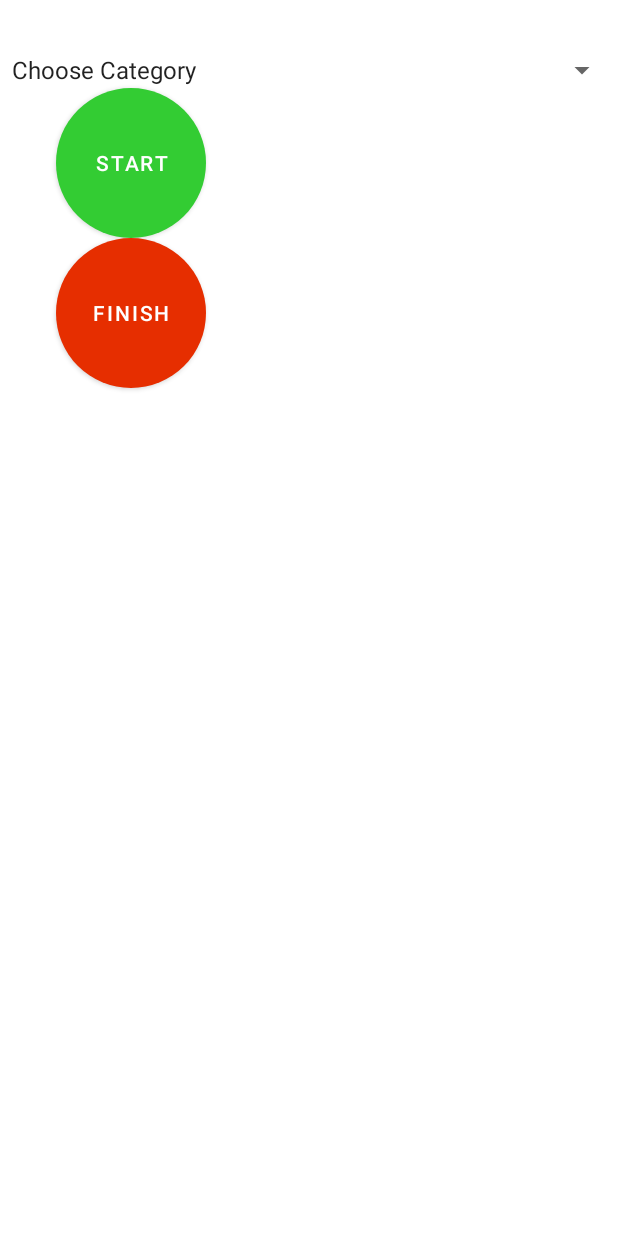
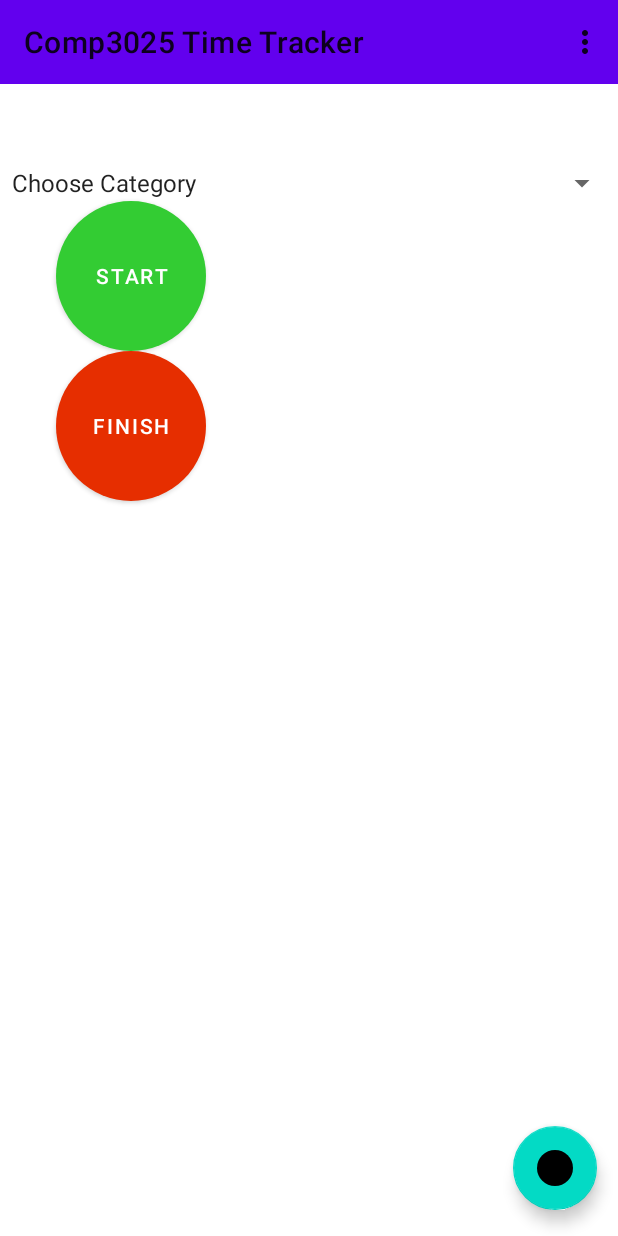
Before and after one commit to JacobGraham02/Comp3025TimeTrackerApp, an Android app: the LogTimeActivity screen opened directly, with no data from a screen before it, on a phone screen of 412 x 824 dp. Run offline under Robolectric (Android 15) with nearby library versions, the phone set to English and light mode, and no system bars; our stand-ins replace Firebase (no records; nobody signed in at launch, a user with empty details on screens opened directly).

```diff
--- a/app/src/main/java/com/jacobdgraham/comp3025timetrackerkotlin/LogTimeActivity.kt
+++ b/app/src/main/java/com/jacobdgraham/comp3025timetrackerkotlin/LogTimeActivity.kt
@@ -1,6 +1,9 @@
 package com.jacobdgraham.comp3025timetrackerkotlin
 
+import android.content.Intent
 import android.os.Bundle
+import android.view.Menu
+import android.view.MenuItem
 import android.widget.Toast
 import androidx.appcompat.app.AppCompatActivity
 import com.google.firebase.Timestamp
@@ -15,7 +18,13 @@ class LogTimeActivity : AppCompatActivity() {
         binding = ActivityLogTimeBinding.inflate(layoutInflater)
         setContentView(binding.root)
 
-        val projectId = intent.getStringExtra("projectId");
+        val projectId = intent.getStringExtra("projectId")
+
+        if (projectId == null) {
+            Toast.makeText(this, "Select a project to log time", Toast.LENGTH_LONG).show()
+            startActivity(Intent(this, CreateProjectActivity::class.java))
+        }
+
         var project = Project()
         val database = FirebaseFirestore.getInstance().collection("projects")
 
@@ -64,5 +73,40 @@ class LogTimeActivity : AppCompatActivity() {
                 Toast.makeText(this, "Start time and category selected required", Toast.LENGTH_LONG).show()
             }
         }
+
+        binding.floatingActionButton.setOnClickListener {
+            var intent = Intent(this, MapsActivity::class.java)
+            intent.putExtra("projectId", projectId)
+            startActivity(intent)
+        }
+
+        setSupportActionBar(binding.toolbarMain.toolbar)
+    }
+
+    override fun onCreateOptionsMenu(menu: Menu?): Boolean {
+        menuInflater.inflate(R.menu.main_menu, menu)
+        return true
+    }
+
+    override fun onOptionsItemSelected(item: MenuItem): Boolean {
+        when(item.itemId) {
+            R.id.action_log_time -> {
+                startActivity(Intent(applicationContext, LogTimeActivity::class.java))
+                return true
+            }
+            R.id.action_add_project -> {
+                // startActivity(Intent(applicationContext, CreateProjectActivity::class.java))
+                return true
+            }
+            R.id.action_view_summary -> {
+                // Page to be created
+                return true
+            }
+            R.id.action_edit_profile -> {
+                // Page to be created
+                return true
+            }
+        }
+        return super.onOptionsItemSelected(item)
     }
 }
--- a/app/src/main/res/layout/activity_log_time.xml
+++ b/app/src/main/res/layout/activity_log_time.xml
@@ -6,15 +6,25 @@
     android:layout_height="match_parent"
     tools:context=".LogTimeActivity">
 
+    <include
+        android:id="@+id/toolbarMain"
+        layout="@layout/toolbar_min"
+        android:layout_width="match_parent"
+        android:layout_height="wrap_content"
+        app:layout_constraintStart_toStartOf="parent"
+        app:layout_constraintEnd_toEndOf="parent"
+        app:layout_constraintTop_toTopOf="parent" />
+
     <TextView
         android:id="@+id/projectTextView"
         android:layout_width="wrap_content"
         android:layout_height="wrap_content"
-        android:layout_marginTop="@dimen/std_margin"
+        android:layout_marginTop="75dp"
         android:textSize="25sp"
         app:layout_constraintEnd_toEndOf="parent"
         app:layout_constraintStart_toStartOf="parent"
         app:layout_constraintTop_toTopOf="parent"
+        app:layout_constraintTop_toBottomOf="@id/toolbarMain"
         tools:text="COMP3025-Major Project" />
 
     <Spinner
@@ -23,9 +33,10 @@
         android:layout_height="wrap_content"
         android:layout_margin="@dimen/std_margin"
         android:entries="@array/categories"
+        app:layout_constraintBottom_toTopOf="@+id/startButton"
+        app:layout_constraintEnd_toEndOf="parent"
         app:layout_constraintStart_toStartOf="parent"
-        app:layout_constraintEnd_toEndOf="parent"
-        app:layout_constraintTop_toBottomOf="@id/projectTextView"/>
+        app:layout_constraintTop_toBottomOf="@id/projectTextView" />
 
     <Button
         android:id="@+id/startButton"
@@ -83,6 +94,18 @@
         app:layout_constraintTop_toBottomOf="@id/finishButton"
         tools:text="Total Time: 56 minutes" />
 
+    <com.google.android.material.floatingactionbutton.FloatingActionButton
+        android:id="@+id/floatingActionButton"
+        android:layout_width="wrap_content"
+        android:layout_height="wrap_content"
+        android:layout_marginEnd="14dp"
+        android:layout_marginBottom="17dp"
+        android:clickable="true"
+        app:layout_constraintBottom_toBottomOf="parent"
+        app:layout_constraintEnd_toEndOf="parent"
+        app:srcCompat="@drawable/btn_circle"
+        android:contentDescription="@string/floating_action_button_which_allows_you_to_save_a_start_and_end_time_for_project"
+        android:focusable="true" />
 
 
 </androidx.constraintlayout.widget.ConstraintLayout>
--- a/app/src/main/res/values/strings.xml
+++ b/app/src/main/res/values/strings.xml
@@ -18,4 +18,5 @@
         <item>Other</item>
     </string-array>
     <string name="title_activity_maps">MapsActivity</string>
+    <string name="floating_action_button_which_allows_you_to_save_a_start_and_end_time_for_project">Floating action button which allows you to add location to the activity</string>
 </resources>
```
Also changed, not shown: app/src/main/AndroidManifest.xml (+4 -9 lines), app/src/main/java/com/jacobdgraham/comp3025timetrackerkotlin/MapsActivity.kt (+35 -0 lines).
